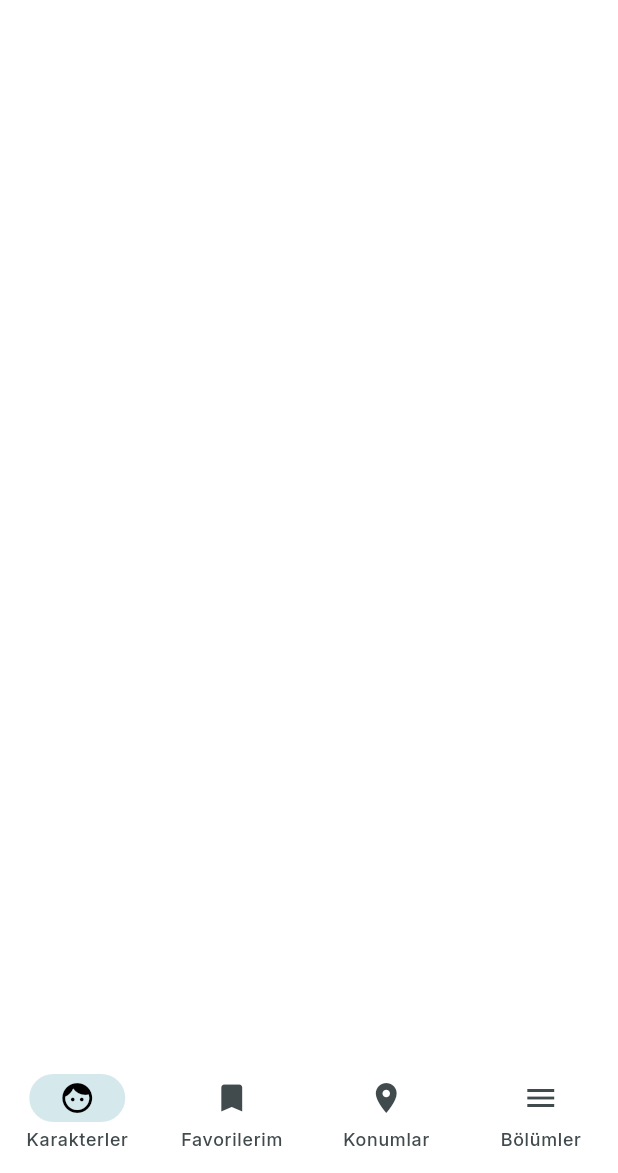
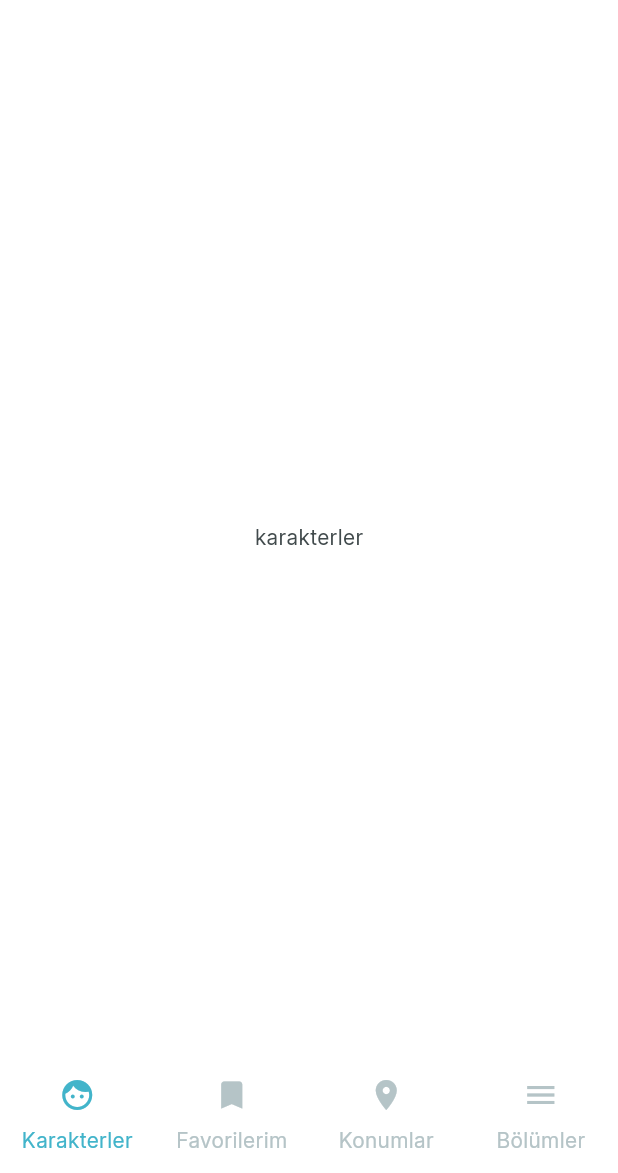
Before and after one commit to MuhammedTahaBezci/flutter-rickandmorty, a Flutter app: the screen it shows after launch, on a phone screen of 412 x 824 dp, the part 63-1236 px from its top. Run offline on Flutter 3.47's test engine with Material 3 defaults, Android fonts, the phone set to English and light mode, and no system bars; our stand-ins replace go_router.

```diff
--- /dev/null
+++ b/lib/app/router.dart
@@ -0,0 +1,61 @@
+import 'package:flutter/material.dart';
+import 'package:go_router/go_router.dart';
+import 'package:rickandmorty/views/app_view.dart';
+import 'package:rickandmorty/views/characters_view/characters_view.dart';
+import 'package:rickandmorty/views/favourites_view/favourites_view.dart';
+import 'package:rickandmorty/views/locations_view/location_view.dart';
+import 'package:rickandmorty/views/sections_view/sections_view.dart';
+
+final _routerKey = GlobalKey<NavigatorState>();
+
+class AppRoutes {
+  AppRoutes._();
+  static const String characters = '/';
+  static const String favourites = '/favourites';
+  static const String locations = '/locations';
+  static const String sections = '/sections';
+}
+
+final router = GoRouter(
+    navigatorKey: _routerKey,
+    initialLocation: AppRoutes.characters,
+    routes: [
+      StatefulShellRoute.indexedStack(
+        builder: (context, state, navigationShell) =>
+            AppView(navigationShell: navigationShell),
+        branches: [
+          StatefulShellBranch(
+            routes: [
+              GoRoute(
+                path: AppRoutes.characters,
+                builder: (context, state) => const CharactersView(),
+              ),
+            ],
+          ),
+          StatefulShellBranch(
+            routes: [
+              GoRoute(
+                path: AppRoutes.favourites,
+                builder: (context, state) => const FavouritesView(),
+              ),
+            ],
+          ),
+          StatefulShellBranch(
+            routes: [
+              GoRoute(
+                path: AppRoutes.locations,
+                builder: (context, state) => const LocationView(),
+              ),
+            ],
+          ),
+          StatefulShellBranch(
+            routes: [
+              GoRoute(
+                path: AppRoutes.sections,
+                builder: (context, state) => const SectionsView(),
+              ),
+            ],
+          ),
+        ],
+      ),
+    ]);
--- a/lib/main.dart
+++ b/lib/main.dart
@@ -1,6 +1,6 @@
 import 'package:flutter/material.dart';
+import 'package:rickandmorty/app/router.dart';
 import 'package:rickandmorty/app/theme.dart';
-import 'package:rickandmorty/views/app_view.dart';
 
 void main() => runApp(const MyApp());
 
@@ -9,9 +9,10 @@ class MyApp extends StatelessWidget {
 
   @override
   Widget build(BuildContext context) {
-    return MaterialApp(
-        debugShowCheckedModeBanner: false,
-        theme: AppTheme.lightTheme, // uygulama temasi
-        home: AppView());
+    return MaterialApp.router(
+      routerConfig: router,
+      debugShowCheckedModeBanner: false,
+      theme: AppTheme.lightTheme, // uygulama temasi
+    );
   }
 }
--- a/lib/views/app_view.dart
+++ b/lib/views/app_view.dart
@@ -1,18 +1,66 @@
 import 'package:flutter/material.dart';
+import 'package:go_router/go_router.dart';
 
 class AppView extends StatelessWidget {
-  const AppView({super.key});
+  final StatefulNavigationShell navigationShell;
+  const AppView({super.key, required this.navigationShell});
 
   @override
   Widget build(BuildContext context) {
     return Scaffold(
       appBar: _appBarWidget(),
-      bottomNavigationBar: NavigationBar(destinations: const [
-        NavigationDestination(icon: Icon(Icons.face), label: 'Karakterler'),
-        NavigationDestination(icon: Icon(Icons.bookmark), label: 'Favorilerim'),
-        NavigationDestination(icon: Icon(Icons.location_on), label: 'Konumlar'),
-        NavigationDestination(icon: Icon(Icons.menu), label: 'Bölümler'),
-      ]),
+      body: navigationShell,
+      bottomNavigationBar: NavigationBarTheme(
+        data: NavigationBarThemeData(
+            labelTextStyle: WidgetStateTextStyle.resolveWith(
+          (states) {
+            if (states.contains(WidgetState.selected)) {
+              return TextStyle(color: Theme.of(context).colorScheme.primary);
+            }
+            return TextStyle(color: Theme.of(context).colorScheme.tertiary);
+          },
+        )),
+        child: NavigationBar(
+            selectedIndex: navigationShell.currentIndex,
+            indicatorColor: Colors.transparent,
+            onDestinationSelected: navigationShell.goBranch,
+            destinations: [
+              _menuItem(context,
+                  index: 0,
+                  currentIndex: navigationShell.currentIndex,
+                  label: "Karakterler",
+                  icon: Icons.face),
+              _menuItem(context,
+                  index: 1,
+                  currentIndex: navigationShell.currentIndex,
+                  label: "Favorilerim",
+                  icon: Icons.bookmark),
+              _menuItem(context,
+                  index: 2,
+                  currentIndex: navigationShell.currentIndex,
+                  label: "Konumlar",
+                  icon: Icons.location_on),
+              _menuItem(context,
+                  index: 3,
+                  currentIndex: navigationShell.currentIndex,
+                  label: "Bölümler",
+                  icon: Icons.menu),
+            ]),
+      ),
+    );
+  }
+
+  Widget _menuItem(BuildContext context,
+      {required int index,
+      required int currentIndex,
+      required String label,
+      required IconData icon}) {
+    return NavigationDestination(
+      icon: Icon(icon,
+          color: currentIndex == index
+              ? Theme.of(context).colorScheme.primary
+              : Theme.of(context).colorScheme.tertiary),
+      label: label,
     );
   }
 
--- /dev/null
+++ b/lib/views/characters_view/characters_view.dart
@@ -0,0 +1,12 @@
+import 'package:flutter/material.dart';
+
+class CharactersView extends StatelessWidget {
+  const CharactersView({super.key});
+
+  @override
+  Widget build(BuildContext context) {
+    return const Center(
+      child: Text("karakterler"),
+    );
+  }
+}
--- /dev/null
+++ b/lib/views/favourites_view/favourites_view.dart
@@ -0,0 +1,12 @@
+import 'package:flutter/material.dart';
+
+class FavouritesView extends StatelessWidget {
+  const FavouritesView({super.key});
+
+  @override
+  Widget build(BuildContext context) {
+    return const Center(
+      child: Text("favoriler"),
+    );
+  }
+}
--- /dev/null
+++ b/lib/views/locations_view/location_view.dart
@@ -0,0 +1,12 @@
+import 'package:flutter/material.dart';
+
+class LocationView extends StatelessWidget {
+  const LocationView({super.key});
+
+  @override
+  Widget build(BuildContext context) {
+    return const Center(
+      child: Text("lokasyon"),
+    );
+  }
+}
--- /dev/null
+++ b/lib/views/sections_view/sections_view.dart
@@ -0,0 +1,12 @@
+import 'package:flutter/material.dart';
+
+class SectionsView extends StatelessWidget {
+  const SectionsView({super.key});
+
+  @override
+  Widget build(BuildContext context) {
+    return const Center(
+      child: Text("merhaba"),
+    );
+  }
+}
--- a/pubspec.yaml
+++ b/pubspec.yaml
@@ -35,6 +35,7 @@ dependencies:
   # The following adds the Cupertino Icons font to your application.
   # Use with the CupertinoIcons class for iOS style icons.
   cupertino_icons: ^1.0.8
+  go_router: ^14.6.2
 
 dev_dependencies:
   flutter_test:
```
Also changed, not shown: pubspec.lock.
